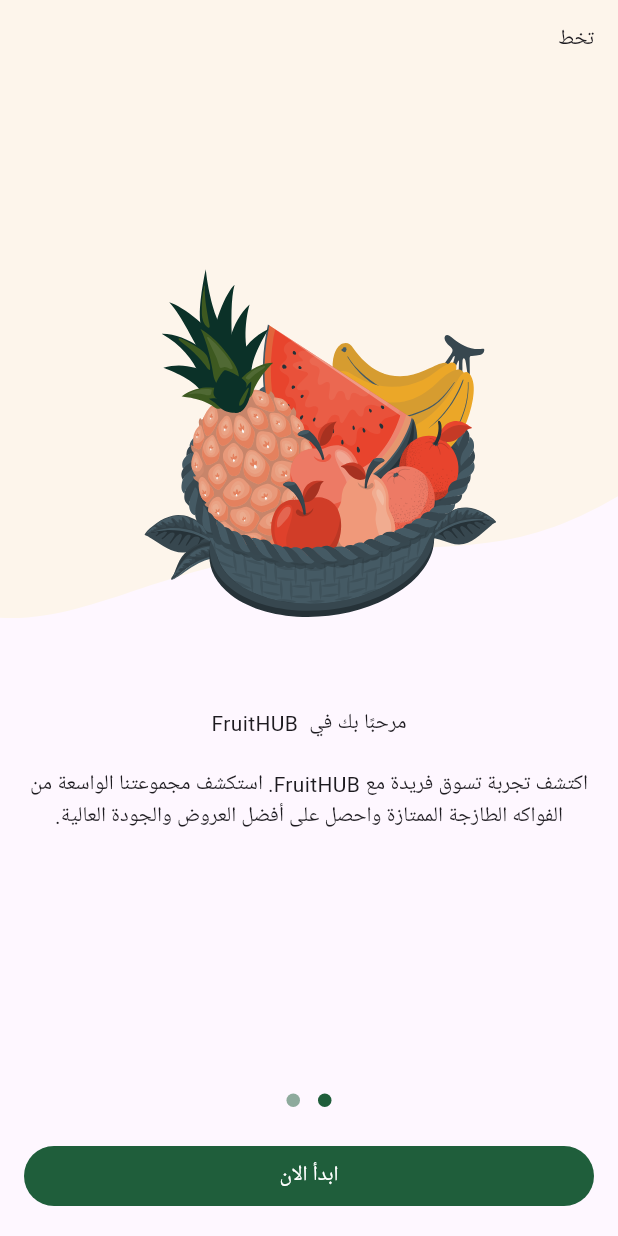
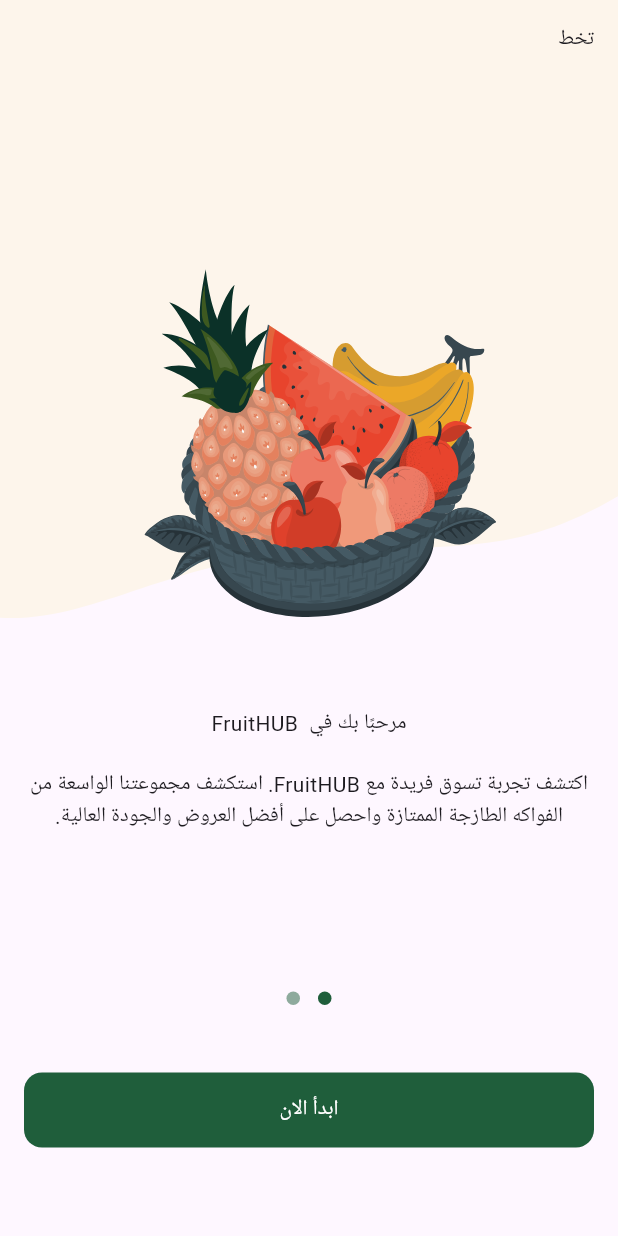
Before and after one commit to Mohamed-khaled0/Flutter-E-commerce-App, a Flutter app: the screen it shows after launch, on a phone screen of 412 x 824 dp. Run offline on Flutter 3.47's test engine with Material 3 defaults, Android fonts, the phone set to English and light mode, and no system bars; drawn by our look-alikes of dots_indicator; our stand-ins replace flutter_svg.

Commit message:
Finish UI for on boarding view

```diff
--- /dev/null
+++ b/lib/core/utils/constants.dart
@@ -0,0 +1 @@
+const kHorizintalPadding = 16.0;
--- a/lib/core/widgets/custom_button.dart
+++ b/lib/core/widgets/custom_button.dart
@@ -10,8 +10,13 @@ class CustomButton extends StatelessWidget {
   Widget build(BuildContext context) {
     return SizedBox(
       width: double.infinity,
+      height: 50,
       child: TextButton(
         style: TextButton.styleFrom(
+          shape: RoundedRectangleBorder(
+              borderRadius: BorderRadius.circular(
+            12,
+          )),
           backgroundColor: AppColors.primaryColor,
         ),
         onPressed: onPressed,
--- a/lib/features/on_boarding/presentation/views/widgets/onboarding_view_body.dart
+++ b/lib/features/on_boarding/presentation/views/widgets/onboarding_view_body.dart
@@ -20,9 +20,15 @@ class OnBoardingViewBody extends StatelessWidget {
               activeColor: AppColors.primaryColor,
               color: AppColors.primaryColor.withOpacity(.5)),
         ),
+        SizedBox(
+          height: 23,
+        ),
         Padding(
           padding: const EdgeInsets.all(16.0),
           child: CustomButton(onPressed: () {}, text: 'ابدأ الان'),
+        ),
+        SizedBox(
+          height: 43,
         )
       ],
     );
--- a/lib/features/on_boarding/presentation/views/widgets/page_view_item.dart
+++ b/lib/features/on_boarding/presentation/views/widgets/page_view_item.dart
@@ -1,3 +1,4 @@
+import 'package:e_commerce/core/utils/constants.dart';
 import 'package:flutter/material.dart';
 import 'package:flutter_svg/flutter_svg.dart';
 
@@ -50,7 +51,7 @@ class PageViewItem extends StatelessWidget {
           height: 20,
         ),
         Padding(
-          padding: const EdgeInsets.symmetric(horizontal: 20.0),
+          padding: const EdgeInsets.symmetric(horizontal: kHorizintalPadding),
           child: Text(
             subTitle,
             textAlign: TextAlign.center,
```
